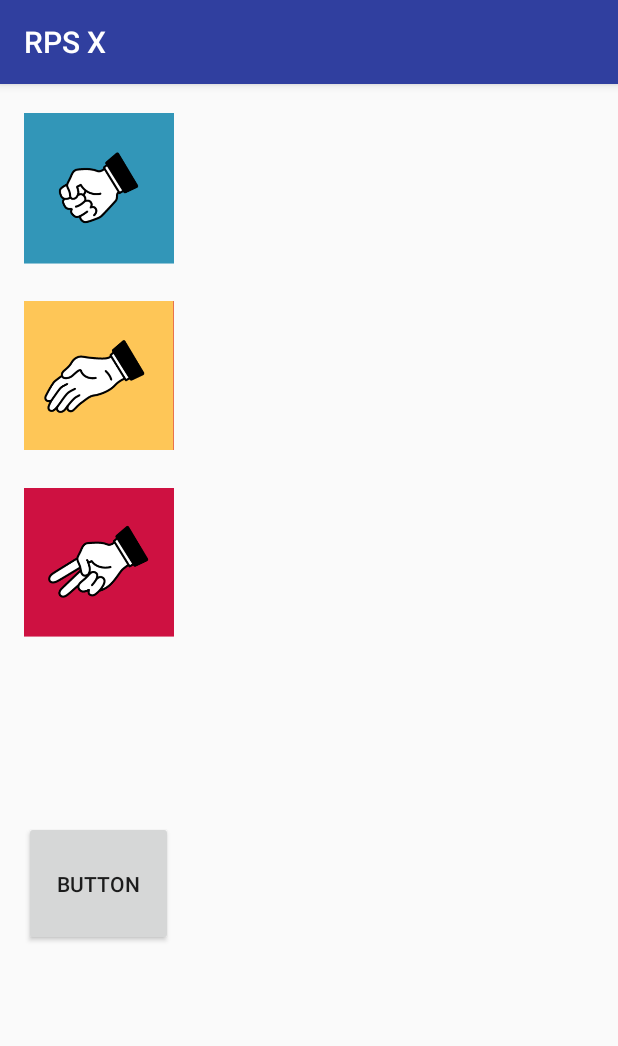
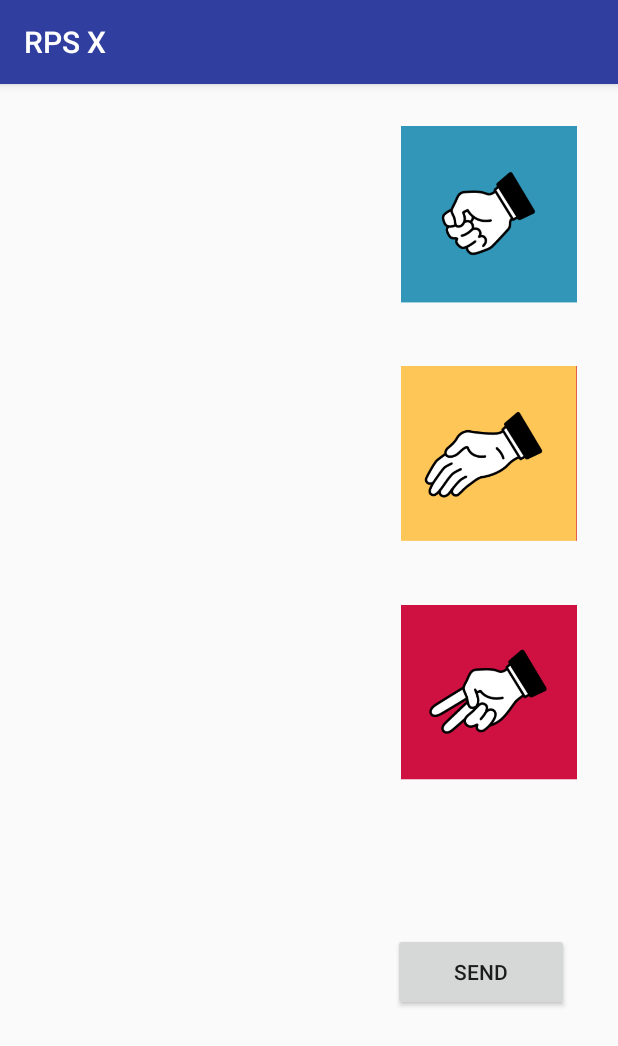
Before and after one commit to suvratjain-git/RPSx-COP_4331C, an Android app: the Game screen opened directly, with no data from a screen before it, on a phone screen of 412 x 824 dp. Shown: the top 1046 px of the screen. Run offline under Robolectric (Android 15) with nearby library versions, the light colour scheme and no system bars.

```diff
--- a/MobileApp/app/src/main/res/layout/activity_game.xml
+++ b/MobileApp/app/src/main/res/layout/activity_game.xml
@@ -8,17 +8,17 @@
 
     <LinearLayout
         android:id="@+id/rps_panel"
-        android:layout_width="100dp"
-        android:layout_height="373dp"
-        android:layout_marginBottom="8dp"
-        android:layout_marginLeft="16dp"
-        android:layout_marginStart="16dp"
+        android:layout_width="117dp"
+        android:layout_height="477dp"
+        android:layout_marginEnd="8dp"
+        android:layout_marginLeft="248dp"
+        android:layout_marginRight="8dp"
+        android:layout_marginStart="248dp"
         android:layout_marginTop="8dp"
         android:orientation="vertical"
-        app:layout_constraintBottom_toBottomOf="parent"
+        app:layout_constraintEnd_toEndOf="parent"
         app:layout_constraintStart_toStartOf="parent"
-        app:layout_constraintTop_toTopOf="parent"
-        app:layout_constraintVertical_bias="0.0">
+        app:layout_constraintTop_toTopOf="parent">
 
         <ImageView
             android:id="@+id/rockImage"
@@ -50,16 +50,20 @@
 
     <Button
         android:id="@+id/button3"
-        android:layout_width="99dp"
-        android:layout_height="83dp"
-        android:layout_marginBottom="8dp"
-        android:layout_marginLeft="16dp"
-        android:layout_marginStart="16dp"
+        android:layout_width="117dp"
+        android:layout_height="52dp"
+        android:layout_marginBottom="4dp"
+        android:layout_marginEnd="8dp"
+        android:layout_marginLeft="252dp"
+        android:layout_marginRight="8dp"
+        android:layout_marginStart="252dp"
         android:layout_marginTop="8dp"
-        android:text="Button"
+        android:text="@string/send"
         app:layout_constraintBottom_toBottomOf="parent"
+        app:layout_constraintEnd_toEndOf="parent"
+        app:layout_constraintHorizontal_bias="0.285"
         app:layout_constraintStart_toStartOf="parent"
         app:layout_constraintTop_toBottomOf="@+id/rps_panel"
-        app:layout_constraintVertical_bias="0.354" />
+        app:layout_constraintVertical_bias="0.333" />
 
 </android.support.constraint.ConstraintLayout>
--- a/MobileApp/app/src/main/res/values/strings.xml
+++ b/MobileApp/app/src/main/res/values/strings.xml
@@ -44,6 +44,9 @@
     <!-- CreateRoom.java Class Strings -->
     <string name="create">Create Room</string>
 
+    <!-- Game.java Class Strings -->
+    <string name="send">Send</string>
+
 
 
 </resources>
```
